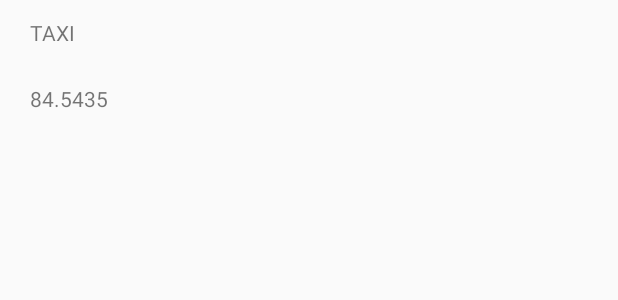
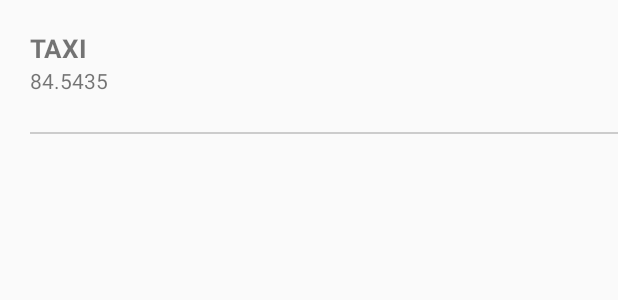
Before and after one commit to vitovalov/TaxiLocator, an Android app: the layout adapter_vehicle.xml on its own in the app's theme, with its tools: preview values and no code run, on a phone screen of 412 x 824 dp. Shown: the top 300 px of the screen. Run offline under Robolectric (Android 15) with nearby library versions, the phone set to English and light mode, and no system bars.

Commit message:
improve ui

```diff
--- a/app/src/main/java/com/vitovalov/taxilocator/TaxiLocatorApp.kt
+++ b/app/src/main/java/com/vitovalov/taxilocator/TaxiLocatorApp.kt
@@ -15,7 +15,7 @@ class TaxiLocatorApp: Application(), HasActivityInjector {
     @Inject
     lateinit var activityInjector: DispatchingAndroidInjector<Activity>
 
-    lateinit var component: AppComponent
+    private lateinit var component: AppComponent
 
     override fun activityInjector(): AndroidInjector<Activity> = activityInjector
 
@@ -36,6 +36,3 @@ class TaxiLocatorApp: Application(), HasActivityInjector {
 
 
 }
-
-
-fun Context.asApp() = this.applicationContext as TaxiLocatorApp
--- a/app/src/main/res/layout/adapter_vehicle.xml
+++ b/app/src/main/res/layout/adapter_vehicle.xml
@@ -8,16 +8,20 @@
               android:paddingLeft="20dp">
 
     <TextView
-        android:id="@+id/adapter_vehicle_fleet_type"
+        android:id="@+id/adapter_vehicle_name"
+        android:textStyle="bold"
+        android:textSize="17sp"
         android:layout_width="match_parent"
         android:layout_height="44dp"
-        android:gravity="center_vertical"
-        tools:text="TAXI" />
+        android:gravity="bottom"
+        tools:text="TAXI"/>
 
     <TextView
         android:id="@+id/adapter_vehicle_heading"
         android:layout_width="match_parent"
         android:layout_height="44dp"
-        android:gravity="center_vertical"
-        tools:text="84.5435" />
+        tools:text="84.5435"/>
+
+    <View android:layout_width="match_parent" android:layout_height="1dp"
+          android:background="#ccc"/>
 </LinearLayout>
--- a/app/src/main/res/values/colors.xml
+++ b/app/src/main/res/values/colors.xml
@@ -3,4 +3,7 @@
     <color name="colorPrimary">#008577</color>
     <color name="colorPrimaryDark">#00574B</color>
     <color name="colorAccent">#D81B60</color>
+
+    <color name="available_taxi">#33D505</color>
+    <color name="busy_taxi">#D50505</color>
 </resources>
```
Also changed, not shown: app/src/main/java/com/vitovalov/taxilocator/ui/list/VehiclesAdapter.kt (+16 -3 lines). Lines whose indentation alone changed are shown as unchanged.
